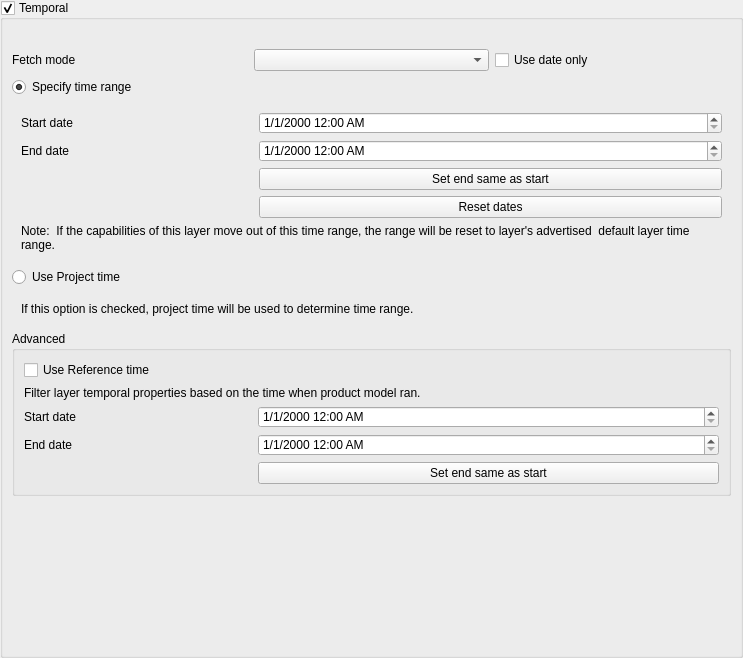
Old version of the form src/ui/raster/qgsrasterlayertemporalpropertieswidgetbase.ui in the repository carsmie/QGIS.
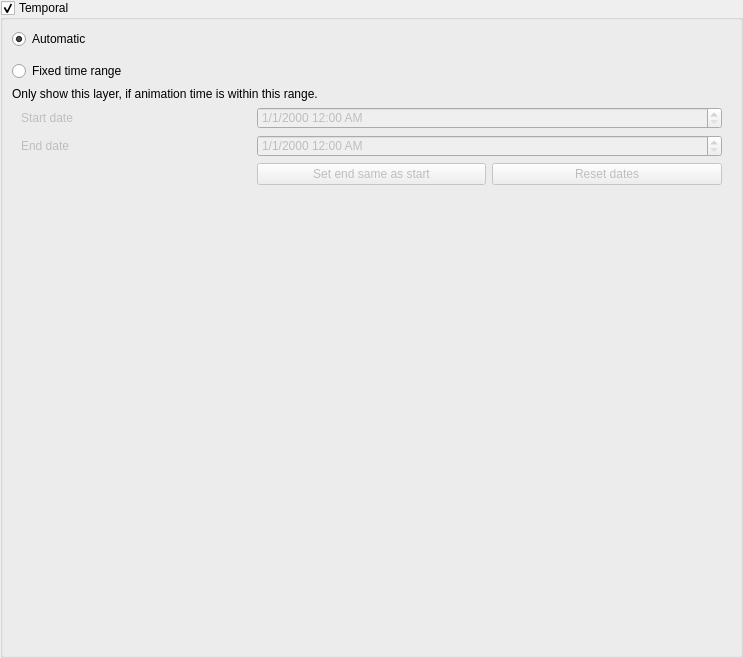
New version of the form. Custom widgets are drawn as their Qt base class.

Commit message: separated wms static range from raster layer temporal properties

```diff
--- a/src/ui/raster/qgsrasterlayertemporalpropertieswidgetbase.ui
+++ b/src/ui/raster/qgsrasterlayertemporalpropertieswidgetbase.ui
@@ -81,44 +81,17 @@
           <bool>true</bool>
          </property>
          <layout class="QGridLayout" name="gridLayout_3">
-          <item row="1" column="0">
-           <widget class="QLabel" name="label_7">
-            <property name="text">
-             <string>Fetch mode</string>
-            </property>
-           </widget>
-          </item>
-          <item row="1" column="1">
-           <widget class="QComboBox" name="mFetchModeComboBox"/>
-          </item>
-          <item row="1" column="2">
-           <widget class="QCheckBox" name="mDisableTime">
-            <property name="text">
-             <string>Use date only</string>
-            </property>
-           </widget>
-          </item>
-          <item row="2" column="0">
+          <item row="3" column="0">
            <widget class="QRadioButton" name="mLayerRadioButton">
             <property name="text">
-             <string>Specify time range</string>
-            </property>
-            <property name="checked">
-             <bool>true</bool>
-            </property>
-           </widget>
-          </item>
-          <item row="4" column="0">
-           <widget class="QRadioButton" name="mProjectRadioButton">
-            <property name="text">
-             <string>Use Project time</string>
+             <string>Fixed time range</string>
             </property>
             <property name="checked">
              <bool>false</bool>
             </property>
            </widget>
           </item>
-          <item row="5" column="0" colspan="3">
+          <item row="7" column="0" colspan="2">
            <widget class="QFrame" name="frame">
             <property name="frameShape">
              <enum>QFrame::NoFrame</enum>
@@ -128,113 +101,26 @@
             </property>
             <layout class="QGridLayout" name="gridLayout_5">
              <item row="0" column="0">
-              <widget class="QLabel" name="label_3">
-               <property name="text">
-                <string>If this option is checked, project time will be used to determine time range.</string>
+              <spacer name="verticalSpacer">
+               <property name="orientation">
+                <enum>Qt::Vertical</enum>
                </property>
-               <property name="wordWrap">
-                <bool>true</bool>
+               <property name="sizeHint" stdset="0">
+                <size>
+                 <width>20</width>
+                 <height>40</height>
+                </size>
                </property>
-              </widget>
+              </spacer>
              </item>
             </layout>
            </widget>
           </item>
-          <item row="6" column="0" colspan="3">
-           <widget class="QgsCollapsibleGroupBox" name="mAdvancedGroupBox">
-            <property name="title">
-             <string>Advanced</string>
-            </property>
-            <property name="collapsed" stdset="0">
-             <bool>false</bool>
-            </property>
-            <layout class="QGridLayout" name="gridLayout_4">
-             <item row="2" column="1" rowspan="2" colspan="2">
-              <widget class="QgsDateTimeEdit" name="mStartReferenceDateTimeEdit">
-               <property name="displayFormat">
-                <string>M/d/yyyy h:mm AP</string>
-               </property>
-               <property name="calendarPopup">
-                <bool>false</bool>
-               </property>
-              </widget>
-             </item>
-             <item row="0" column="0">
-              <widget class="QCheckBox" name="mReferenceCheckBox">
-               <property name="text">
-                <string>Use Reference time</string>
-               </property>
-              </widget>
-             </item>
-             <item row="5" column="1" colspan="2">
-              <widget class="QPushButton" name="mSetEndAsStartReferenceButton">
-               <property name="text">
-                <string>Set end same as start</string>
-               </property>
-              </widget>
-             </item>
-             <item row="1" column="0" colspan="3">
-              <widget class="QLabel" name="label_9">
-               <property name="text">
-                <string>Filter layer temporal properties based on the time when product model ran. </string>
-               </property>
-               <property name="wordWrap">
-                <bool>true</bool>
-               </property>
-              </widget>
-             </item>
-             <item row="3" column="2">
-              <widget class="QWidget" name="widget_2" native="true"/>
-             </item>
-             <item row="4" column="0">
-              <widget class="QLabel" name="label_6">
-               <property name="text">
-                <string>End date</string>
-               </property>
-              </widget>
-             </item>
-             <item row="4" column="1" colspan="2">
-              <widget class="QgsDateTimeEdit" name="mEndReferenceDateTimeEdit">
-               <property name="displayFormat">
-                <string>M/d/yyyy h:mm AP</string>
-               </property>
-              </widget>
-             </item>
-             <item row="2" column="0" rowspan="2">
-              <widget class="QLabel" name="label_5">
-               <property name="text">
-                <string>Start date</string>
-               </property>
-              </widget>
-             </item>
-            </layout>
-           </widget>
-          </item>
-          <item row="7" column="1">
-           <spacer name="verticalSpacer">
-            <property name="orientation">
-             <enum>Qt::Vertical</enum>
-            </property>
-            <property name="sizeHint" stdset="0">
-             <size>
-              <width>20</width>
-              <height>40</height>
-             </size>
-            </property>
-           </spacer>
-          </item>
-          <item row="0" column="0" colspan="3">
-           <widget class="QLabel" name="mLabel">
-            <property name="text">
-             <string/>
-            </property>
-            <property name="wordWrap">
-             <bool>true</bool>
-            </property>
-           </widget>
-          </item>
-          <item row="3" column="0" colspan="3">
+          <item row="5" column="0" colspan="2">
            <widget class="QFrame" name="frame_2">
+            <property name="enabled">
+             <bool>false</bool>
+            </property>
             <property name="frameShape">
              <enum>QFrame::NoFrame</enum>
             </property>
@@ -245,17 +131,19 @@
              <number>0</number>
             </property>
             <layout class="QGridLayout" name="gridLayout_2">
-             <item row="0" column="0">
-              <widget class="QLabel" name="label_2">
-               <property name="text">
-                <string>Start date</string>
+             <property name="topMargin">
+              <number>0</number>
+             </property>
+             <property name="bottomMargin">
+              <number>0</number>
+             </property>
+             <item row="0" column="1" colspan="2">
+              <widget class="QgsDateTimeEdit" name="mStartTemporalDateTimeEdit">
+               <property name="displayFormat">
+                <string>M/d/yyyy h:mm AP</string>
                </property>
-              </widget>
-             </item>
-             <item row="1" column="0">
-              <widget class="QLabel" name="label_4">
-               <property name="text">
-                <string>End date</string>
+               <property name="timeSpec">
+                <enum>Qt::UTC</enum>
                </property>
               </widget>
              </item>
@@ -269,43 +157,78 @@
                </property>
               </widget>
              </item>
-             <item row="2" column="1" colspan="2">
-              <widget class="QPushButton" name="mSetEndAsStartNormalButton">
-               <property name="text">
-                <string>Set end same as start</string>
-               </property>
-              </widget>
-             </item>
-             <item row="3" column="1" colspan="2">
+             <item row="2" column="2">
               <widget class="QPushButton" name="mResetDatesButton">
                <property name="text">
                 <string>Reset dates</string>
                </property>
               </widget>
              </item>
-             <item row="4" column="0" colspan="3">
-              <widget class="QLabel" name="label_8">
+             <item row="2" column="1">
+              <widget class="QPushButton" name="mSetEndAsStartNormalButton">
                <property name="text">
-                <string>Note:  If the capabilities of this layer move out of this time range, the range will be reset to layer's advertised  default layer time range.</string>
+                <string>Set end same as start</string>
                </property>
-               <property name="wordWrap">
-                <bool>true</bool>
+              </widget>
+             </item>
+             <item row="1" column="0">
+              <widget class="QLabel" name="label_4">
+               <property name="text">
+                <string>End date</string>
                </property>
               </widget>
              </item>
-             <item row="0" column="1" colspan="2">
-              <widget class="QgsDateTimeEdit" name="mStartTemporalDateTimeEdit">
-               <property name="displayFormat">
-                <string>M/d/yyyy h:mm AP</string>
+             <item row="0" column="0">
+              <widget class="QLabel" name="label_2">
+               <property name="text">
+                <string>Start date</string>
                </property>
-               <property name="timeSpec">
-                <enum>Qt::UTC</enum>
-               </property>
               </widget>
              </item>
             </layout>
            </widget>
           </item>
+          <item row="0" column="0">
+           <widget class="QRadioButton" name="mAutomatic">
+            <property name="toolTip">
+             <string>Delegates temporal handling to the data provider</string>
+            </property>
+            <property name="text">
+             <string>Automatic</string>
+            </property>
+            <property name="checked">
+             <bool>true</bool>
+            </property>
+           </widget>
+          </item>
+          <item row="2" column="0">
+           <widget class="QFrame" name="frame_3">
+            <property name="frameShape">
+             <enum>QFrame::NoFrame</enum>
+            </property>
+            <property name="frameShadow">
+             <enum>QFrame::Raised</enum>
+            </property>
+            <layout class="QGridLayout" name="gridLayout_4">
+             <property name="leftMargin">
+              <number>9</number>
+             </property>
+             <property name="topMargin">
+              <number>0</number>
+             </property>
+             <property name="bottomMargin">
+              <number>0</number>
+             </property>
+            </layout>
+           </widget>
+          </item>
+          <item row="4" column="0">
+           <widget class="QLabel" name="label">
+            <property name="text">
+             <string>Only show this layer, if animation time is within this range.</string>
+            </property>
+           </widget>
+          </item>
          </layout>
         </widget>
        </item>
@@ -316,23 +239,17 @@
   </layout>
  </widget>
  <customwidgets>
-  <customwidget>
-   <class>QgsCollapsibleGroupBox</class>
-   <extends>QGroupBox</extends>
-   <header>qgscollapsiblegroupbox.h</header>
-   <container>1</container>
-  </customwidget>
-  <customwidget>
-   <class>QgsDateTimeEdit</class>
-   <extends>QDateTimeEdit</extends>
-   <header>qgsdatetimeedit.h</header>
-  </customwidget>
   <customwidget>
    <class>QgsScrollArea</class>
    <extends>QScrollArea</extends>
    <header>qgsscrollarea.h</header>
    <container>1</container>
   </customwidget>
+  <customwidget>
+   <class>QgsDateTimeEdit</class>
+   <extends>QDateTimeEdit</extends>
+   <header>qgsdatetimeedit.h</header>
+  </customwidget>
  </customwidgets>
  <tabstops>
   <tabstop>scrollArea</tabstop>
```
Left out of the diff: 43 changed lines with no effect on the pictures. The commit also changes 6 other files.
